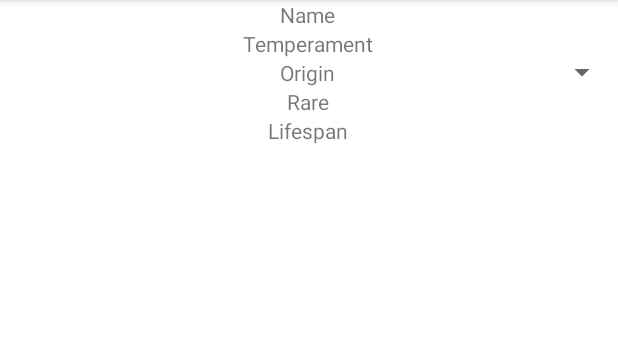
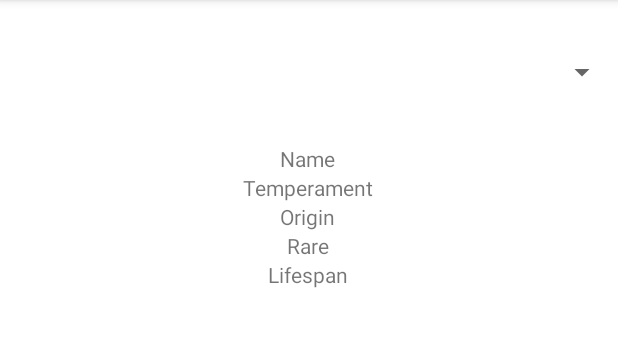
Before and after one commit to BaileyHelfer/CIS436P3, an Android app: the screen it shows after launch (MainActivity), on a phone screen of 412 x 824 dp, the part 84-431 px from its top. Run offline under Robolectric (Android 15) with nearby library versions, the phone set to English and light mode, and no system bars; our stand-ins replace Volley; network calls fail.

Commit message:
Added fragments in main activity
added fragments to fragments manager.

```diff
--- a/app/src/main/java/com/example/cis436_proj3/MainActivity.java
+++ b/app/src/main/java/com/example/cis436_proj3/MainActivity.java
@@ -1,6 +1,7 @@
 package com.example.cis436_proj3;
 
 import androidx.appcompat.app.AppCompatActivity;
+import androidx.fragment.app.FragmentManager;
 
 import android.os.Bundle;
 import android.util.Log;
@@ -13,6 +14,7 @@ import com.android.volley.toolbox.JsonArrayRequest;
 import com.android.volley.toolbox.JsonObjectRequest;
 import com.android.volley.toolbox.Volley;
 import com.example.cis436_proj3.ui.main.MainFragment;
+import com.example.cis436_proj3.ui.main.topFragment;
 
 import org.json.JSONArray;
 import org.json.JSONException;
@@ -25,17 +27,18 @@ public class MainActivity extends AppCompatActivity {
     private RequestQueue requestQueue;
     private List<String> catNames = new ArrayList<String>();
     private List<Cat> catObj = new ArrayList<Cat>();
-
+    topFragment topFrag;
+    MainFragment mainFrag;
 
     @Override
     protected void onCreate(Bundle savedInstanceState) {
         super.onCreate(savedInstanceState);
         setContentView(R.layout.main_activity);
-        if (savedInstanceState == null) {
-            getSupportFragmentManager().beginTransaction()
-                    .replace(R.id.container, MainFragment.newInstance())
-                    .commitNow();
-        }
+//        if (savedInstanceState == null) {
+//            getSupportFragmentManager().beginTransaction()
+//                    .replace(R.id.container, MainFragment.newInstance())
+//                    .commitNow();
+//        }
         requestQueue = Volley.newRequestQueue(this);
 
         //create object request
@@ -103,6 +106,23 @@ public class MainActivity extends AppCompatActivity {
 
                 });
         requestQueue.add(jsonArrayRequest);
+
+        // Adding fragments
+        FragmentManager fragmentManager = getSupportFragmentManager();
+        mainFrag = (MainFragment) fragmentManager.findFragmentByTag("MAIN_TAG");
+
+        if (mainFrag == null)
+        {
+            mainFrag = new MainFragment();
+            fragmentManager.beginTransaction().add(R.id.mainFragmentView,mainFrag,"MAIN_TAG");
+        }
+
+        topFrag = (topFragment) fragmentManager.findFragmentByTag("TOP_FRAG");
+        if (topFrag == null)
+        {
+            topFrag = new topFragment();
+            fragmentManager.beginTransaction().add(R.id.topFragmentView,topFrag,"TOP_FRAG");
+        }
     }
 
     public static class Cat {
--- a/app/src/main/java/com/example/cis436_proj3/ui/main/MainFragment.java
+++ b/app/src/main/java/com/example/cis436_proj3/ui/main/MainFragment.java
@@ -29,11 +29,6 @@ public class MainFragment extends Fragment {
         return inflater.inflate(R.layout.main_fragment, container, false);
     }
 
-    @Override
-    public void onActivityCreated(@Nullable Bundle savedInstanceState) {
-        super.onActivityCreated(savedInstanceState);
-        mViewModel = new ViewModelProvider(this).get(MainViewModel.class);
-        // TODO: Use the ViewModel
-    }
+
 
 }
--- a/app/src/main/res/layout/main_activity.xml
+++ b/app/src/main/res/layout/main_activity.xml
@@ -8,12 +8,24 @@
     tools:context=".MainActivity">
 
     <androidx.fragment.app.FragmentContainerView
-        android:id="@+id/fragmentContainerView"
+        android:id="@+id/topFragmentView"
         android:name="com.example.cis436_proj3.ui.main.topFragment"
         android:layout_width="0dp"
         android:layout_height="96dp"
         app:layout_constraintEnd_toEndOf="parent"
         app:layout_constraintHorizontal_bias="0.0"
         app:layout_constraintStart_toStartOf="parent"
-        app:layout_constraintTop_toTopOf="parent" />
+        app:layout_constraintTop_toTopOf="parent"
+        tools:layout="@layout/fragment_top"/>
+
+    <androidx.fragment.app.FragmentContainerView
+        android:id="@+id/mainFragmentView"
+        android:name="com.example.cis436_proj3.ui.main.MainFragment"
+        android:layout_width="0dp"
+        android:layout_height="290dp"
+        app:layout_constraintEnd_toEndOf="parent"
+        app:layout_constraintHorizontal_bias="1.0"
+        app:layout_constraintStart_toStartOf="parent"
+        app:layout_constraintTop_toBottomOf="@+id/topFragmentView"
+        tools:layout="@layout/main_fragment"/>
 </androidx.constraintlayout.widget.ConstraintLayout>
```
Also changed, not shown: app/src/main/java/Cat.java (added, +68 -0 lines), 1 other file.
